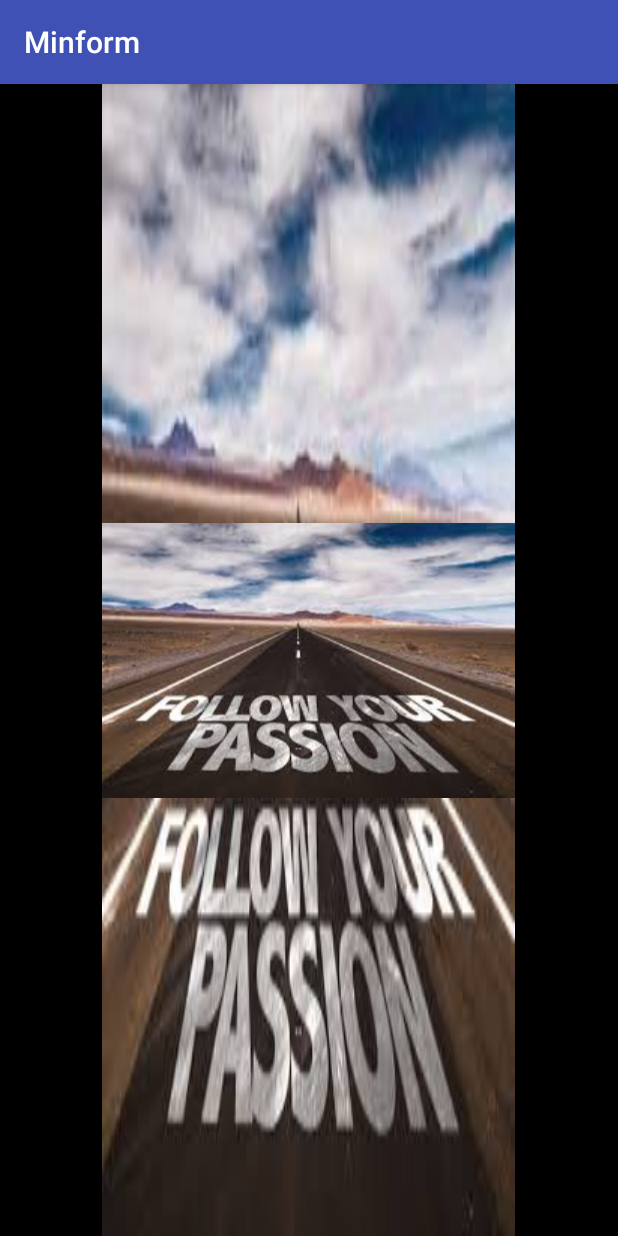
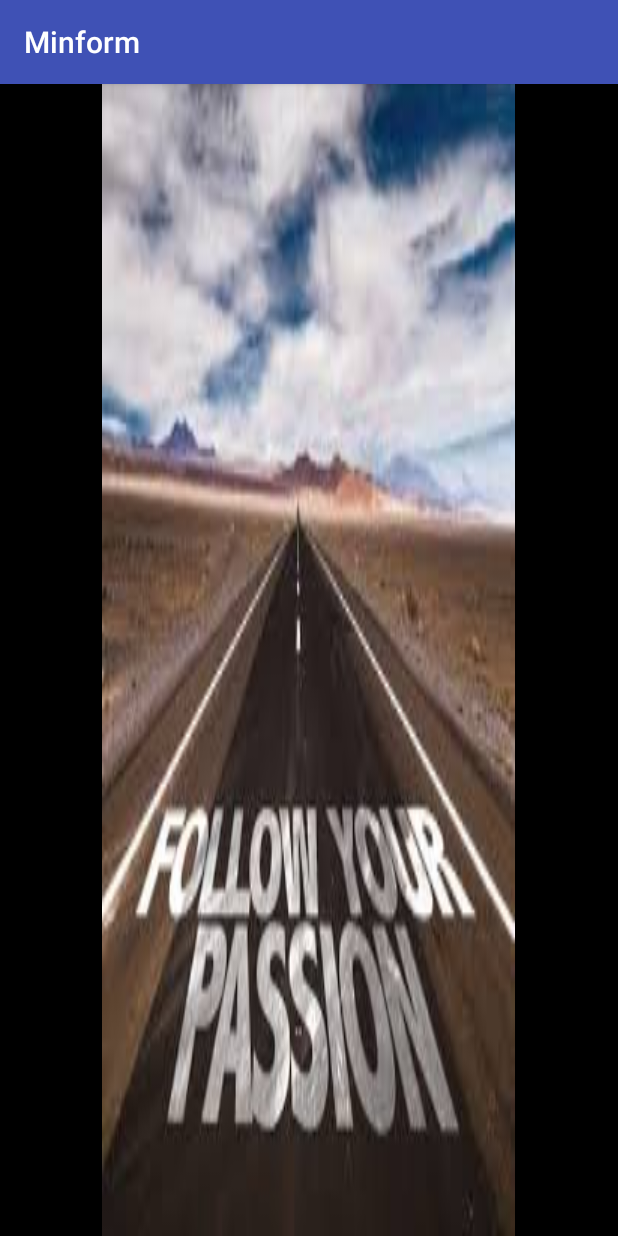
Before and after one commit to stewilondanga/minform, an Android app: the screen it shows after launch (MainActivity), on a phone screen of 412 x 824 dp. Run offline under Robolectric (Android 15) with nearby library versions, the phone set to English and light mode, and no system bars.

Commit message:
add app/src/main/res/layout/activity_main.xml

```diff
--- a/app/src/main/res/layout/activity_main.xml
+++ b/app/src/main/res/layout/activity_main.xml
@@ -23,6 +23,6 @@
         android:layout_alignParentTop="true"
         android:layout_centerHorizontal="true"
         android:background="@drawable/follow"
-        android:src="@drawable/follow" />
+        android:scaleType="centerInside" />
 
 </RelativeLayout>
```
